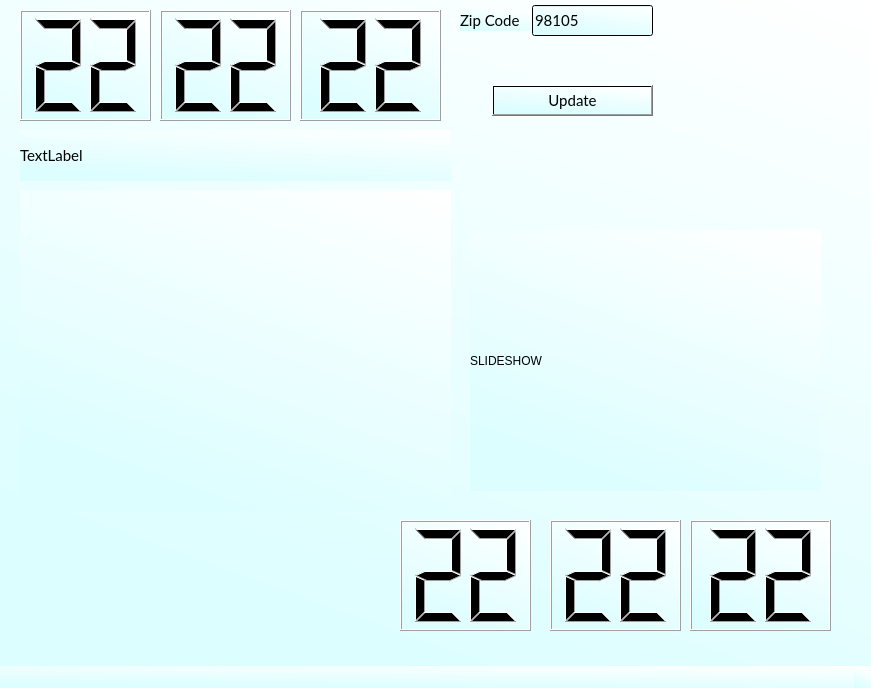
The window that MultiFunctionalDashboard/mainwindow.ui (Nathan-lee-8/LabFour) describes before a commit, drawn with Qt 5.
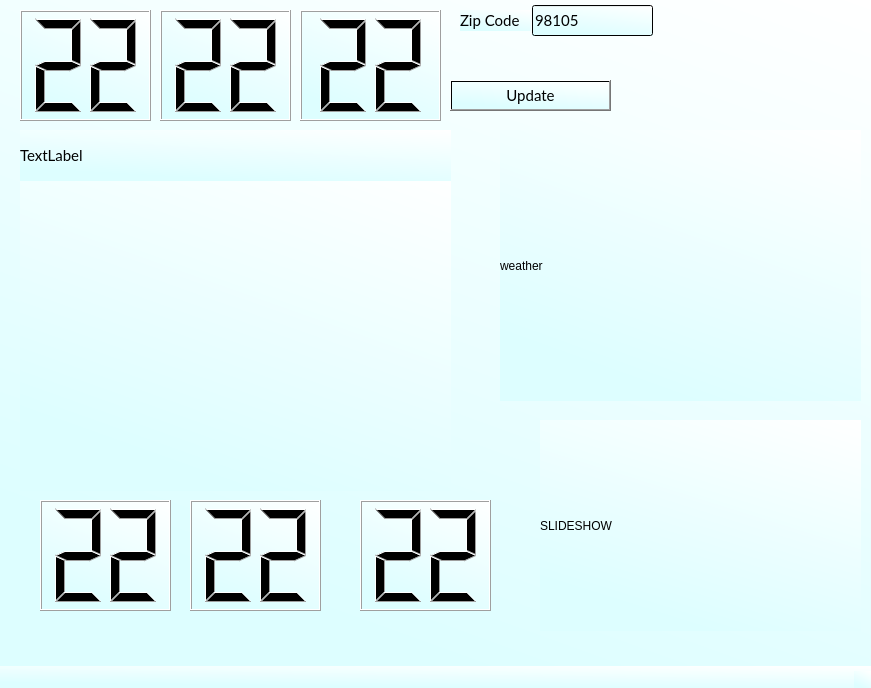
The same window after the commit.

Commit message: finished changing weather images

```diff
--- a/MultiFunctionalDashboard/mainwindow.ui
+++ b/MultiFunctionalDashboard/mainwindow.ui
@@ -95,8 +95,8 @@
    <widget class="QPushButton" name="updateWeatherLocation">
     <property name="geometry">
      <rect>
-      <x>492</x>
-      <y>85</y>
+      <x>450</x>
+      <y>80</y>
       <width>161</width>
       <height>31</height>
      </rect>
@@ -115,7 +115,7 @@
     <property name="geometry">
      <rect>
       <x>20</x>
-      <y>190</y>
+      <y>170</y>
       <width>431</width>
       <height>321</height>
      </rect>
@@ -190,10 +190,10 @@
    <widget class="QLabel" name="slideshow_images">
     <property name="geometry">
      <rect>
-      <x>470</x>
-      <y>230</y>
-      <width>351</width>
-      <height>261</height>
+      <x>540</x>
+      <y>420</y>
+      <width>321</width>
+      <height>211</height>
      </rect>
     </property>
     <property name="text">
@@ -203,8 +203,8 @@
    <widget class="QLCDNumber" name="worldHourValue">
     <property name="geometry">
      <rect>
-      <x>400</x>
-      <y>520</y>
+      <x>40</x>
+      <y>500</y>
       <width>131</width>
       <height>111</height>
      </rect>
@@ -228,8 +228,8 @@
    <widget class="QLCDNumber" name="worldMinuteValue">
     <property name="geometry">
      <rect>
-      <x>550</x>
-      <y>520</y>
+      <x>190</x>
+      <y>500</y>
       <width>131</width>
       <height>111</height>
      </rect>
@@ -253,9 +253,9 @@
    <widget class="QLCDNumber" name="worldSecondValue">
     <property name="geometry">
      <rect>
-      <x>690</x>
-      <y>520</y>
-      <width>141</width>
+      <x>360</x>
+      <y>500</y>
+      <width>131</width>
       <height>111</height>
      </rect>
     </property>
@@ -275,6 +275,19 @@
      <number>22</number>
     </property>
    </widget>
+   <widget class="QLabel" name="weatherImages">
+    <property name="geometry">
+     <rect>
+      <x>500</x>
+      <y>130</y>
+      <width>361</width>
+      <height>271</height>
+     </rect>
+    </property>
+    <property name="text">
+     <string>weather</string>
+    </property>
+   </widget>
   </widget>
   <widget class="QMenuBar" name="menubar">
    <property name="geometry">
```
Left out of the diff: 2 changed lines with no effect on the pictures. The commit also changes 7 other files.
